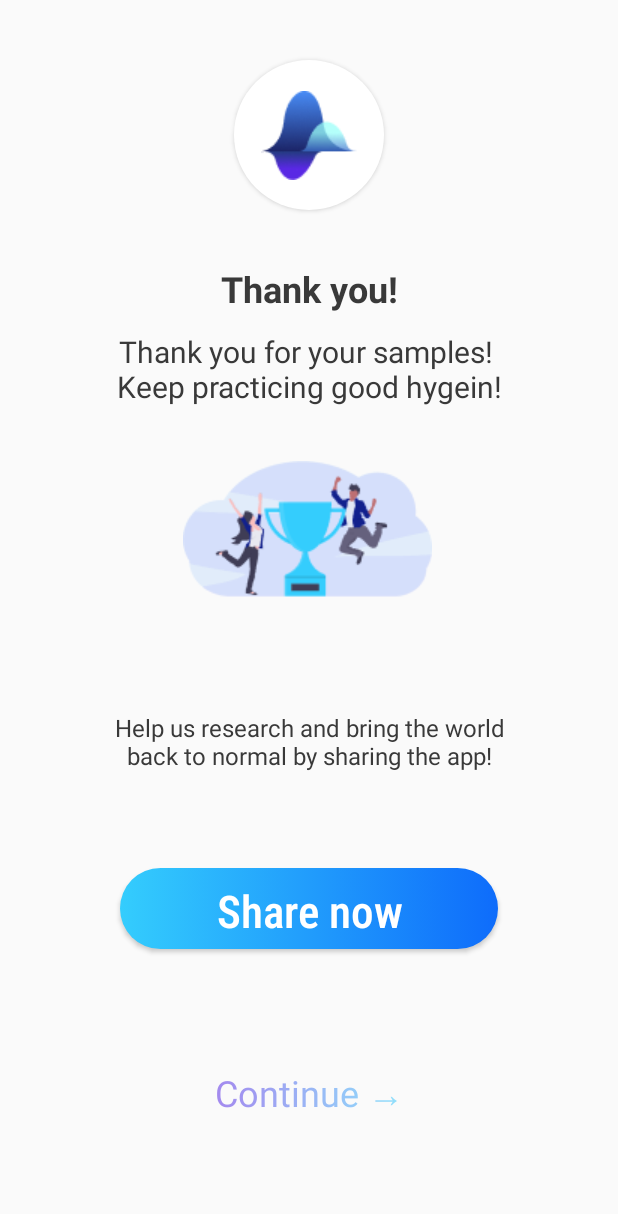
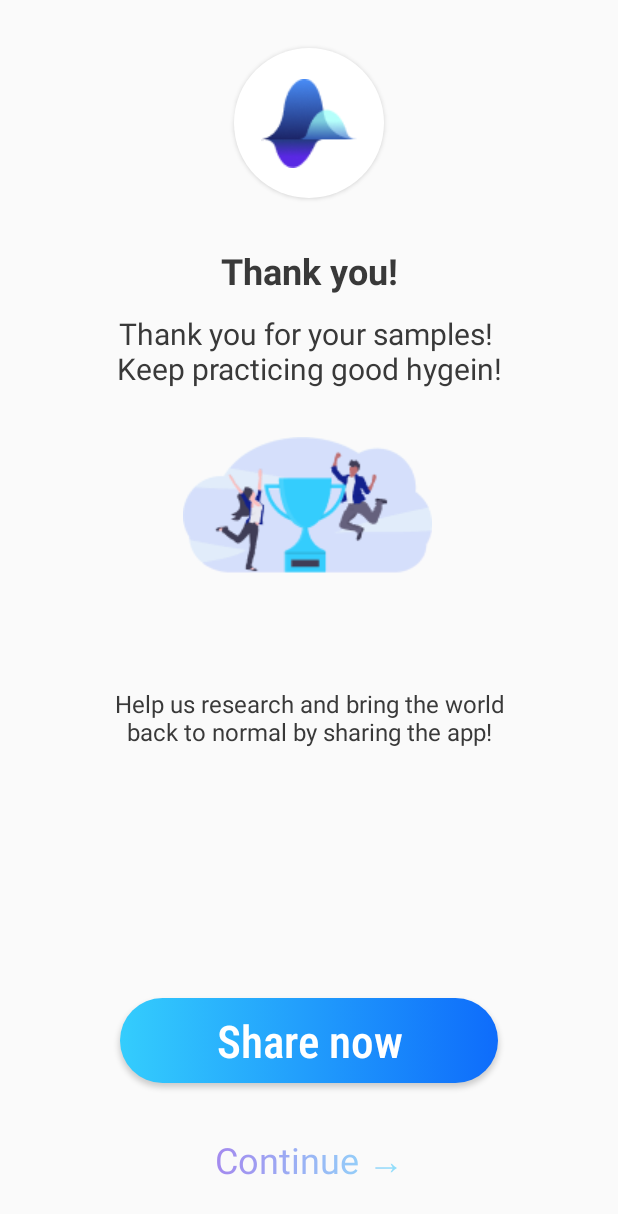
Before and after one commit to covid-diagnostics/covid-mobile-android, an Android app: the ResultFragment screen opened through its navigation route, on a phone screen of 412 x 824 dp. Shown: the top 1214 px of the screen. Run offline under Robolectric (Android 15) with nearby library versions, the phone set to English and light mode, and no system bars; our stand-ins replace Dagger/Hilt's generated code; libraries missing offline, so code that uses them is left out: com.afollestad.vvalidator, com.jakewharton.retrofit2, com.rakshakhegde.stepperindicator, io.sentry.android; plain views replace StepperIndicator; 2 statements that could not run were skipped.

Commit message:
almost done . just need to connect notification service at repoImpl.
+ check if it works

```diff
--- a/app/src/main/java/com/example/coronadiagnosticapp/data/di/AppComponent.kt
+++ b/app/src/main/java/com/example/coronadiagnosticapp/data/di/AppComponent.kt
@@ -8,6 +8,7 @@ import com.example.coronadiagnosticapp.ui.fragments.information.BackgroundDiseas
 import com.example.coronadiagnosticapp.ui.fragments.home.HomeFragment
 import com.example.coronadiagnosticapp.ui.fragments.information.InformationFragment
 import com.example.coronadiagnosticapp.ui.fragments.instruction.InstructionsFragment
+import com.example.coronadiagnosticapp.ui.fragments.notification.NotificationFragment
 import com.example.coronadiagnosticapp.ui.fragments.questions.QuestionFragment
 import com.example.coronadiagnosticapp.ui.fragments.questions.QuestionnaireFragment
 import com.example.coronadiagnosticapp.ui.fragments.recorder.RecorderFragment
@@ -43,6 +44,7 @@ interface AppComponent {
 //    fun <T> inject(injectable:T)
     fun inject(fragment: HomeFragment)
     fun inject(fragment: SplashFragment)
+    fun inject(fragment: NotificationFragment)
 
     @Component.Factory
     interface Factory {
--- a/app/src/main/java/com/example/coronadiagnosticapp/data/providers/SharedProvider.kt
+++ b/app/src/main/java/com/example/coronadiagnosticapp/data/providers/SharedProvider.kt
@@ -9,4 +9,6 @@ interface SharedProvider {
 
     fun getIsFirstTime(): Boolean
     fun setIsFirstTime(isFirstTime: Boolean)
+    fun didSetNotificationTime(): Boolean
+    fun setNotificationTime(didSet:Boolean)
 }
--- a/app/src/main/java/com/example/coronadiagnosticapp/data/providers/SharedProviderImpl.kt
+++ b/app/src/main/java/com/example/coronadiagnosticapp/data/providers/SharedProviderImpl.kt
@@ -3,18 +3,18 @@ package com.example.coronadiagnosticapp.data.providers
 import android.content.Context
 import javax.inject.Inject
 
-const val USER_TOKEN = "USER_TOKEN"
-const val USER_NAME = "USER_NAME"
-const val IS_FIRST_TIME = "IS_FIRST_TIME"
-
 class SharedProviderImpl @Inject constructor(context: Context) : SharedProvider,
     PreferenceProvider(context) {
 
+    companion object{
+        const val USER_TOKEN = "USER_TOKEN"
+        const val USER_NAME = "USER_NAME"
+        const val IS_FIRST_TIME = "IS_FIRST_TIME"
+        const val DID_SET_NOTIF_TIME = "DID_SET_NOTIF_TIME"
+    }
 
-    override fun getToken(): String? {
-        return preferences.getString(USER_TOKEN, null)
-
-    }
+    override fun getToken(): String? =
+        preferences.getString(USER_TOKEN, null)
 
     override fun setToken(token: String?) {
         with(preferences.edit()) {
@@ -34,14 +34,19 @@ class SharedProviderImpl @Inject constructor(context: Context) : SharedProvider,
         }
     }
 
-    override fun getIsFirstTime(): Boolean {
-        return preferences.getBoolean(IS_FIRST_TIME, true)
-    }
+    override fun getIsFirstTime() = getBool(IS_FIRST_TIME)
 
-    override fun setIsFirstTime(isFirstTime: Boolean) {
-        with(preferences.edit()) {
-            putBoolean(IS_FIRST_TIME, isFirstTime)
-            apply()
-        }
-    }
+    override fun setIsFirstTime(isFirstTime: Boolean) = putBool(IS_FIRST_TIME, isFirstTime)
+
+    override fun didSetNotificationTime() = getBool(DID_SET_NOTIF_TIME)
+
+    override fun setNotificationTime(didSet: Boolean) = putBool(DID_SET_NOTIF_TIME, didSet)
+
+    private fun putBool(key: String, flag: Boolean) =
+        preferences.edit()
+            .putBoolean(key, flag)
+            .apply()
+
+    private fun getBool(key: String, defValue: Boolean = false) =
+        preferences.getBoolean(key, defValue)
 }
--- a/app/src/main/java/com/example/coronadiagnosticapp/data/repository/Repository.kt
+++ b/app/src/main/java/com/example/coronadiagnosticapp/data/repository/Repository.kt
@@ -47,4 +47,6 @@ interface Repository {
     suspend fun getMeasurementCount(): Int
     suspend fun getSimpleQuestions(): List<Question>
     suspend fun saveSmokeStatus(smokingStatus: SmokingStatus)
+    fun didSetNotificationTime(): Boolean
+    fun setNotificationTime(hour:Int,minute:Int)
 }
--- a/app/src/main/java/com/example/coronadiagnosticapp/ui/activities/Reminder/AlarmNotificationReceiver.java
+++ b/app/src/main/java/com/example/coronadiagnosticapp/ui/activities/Reminder/AlarmNotificationReceiver.java
@@ -24,7 +24,7 @@ public class AlarmNotificationReceiver extends BroadcastReceiver {
     public static final String NOTIFICATION_CHANNEL_ID = "10001" ;
     public static final String NOTIFICATION_CHANNEL_NAME = "Daily measurements reminder";
 
-    private static final String TAG = "AlrmNotificationRcvr";
+    private static final String TAG = "AlarmNotificationReceiver";
 
     @Override
     public void onReceive(Context context, Intent intent) {
--- a/app/src/main/java/com/example/coronadiagnosticapp/ui/fragments/resultFragment/ResultViewModel.kt
+++ b/app/src/main/java/com/example/coronadiagnosticapp/ui/fragments/resultFragment/ResultViewModel.kt
@@ -5,4 +5,7 @@ import javax.inject.Inject
 
 class ResultViewModel @Inject constructor(val repository: Repository){
     suspend fun getMeasurementCount() = repository.getMeasurementCount()
+    fun didSetNotificationTime()=
+        repository.didSetNotificationTime()
+
 }
--- a/app/src/main/res/layout/result_fragment.xml
+++ b/app/src/main/res/layout/result_fragment.xml
@@ -10,7 +10,7 @@
         android:id="@+id/logo_img"
         android:layout_width="100dp"
         android:layout_height="100dp"
-        android:layout_marginTop="40dp"
+        android:layout_marginTop="32dp"
         android:background="@drawable/white_circle"
         android:elevation="2dp"
         android:scaleType="centerInside"
@@ -23,14 +23,15 @@
         android:id="@+id/button_finish"
         style="@style/customButton"
         android:layout_width="wrap_content"
-        android:layout_height="54dp"
+        android:layout_height="wrap_content"
         android:layout_marginTop="64dp"
         android:text="@string/share_now"
         android:textSize="30sp"
         android:textStyle="bold"
         app:layout_constraintEnd_toEndOf="parent"
         app:layout_constraintStart_toStartOf="parent"
-        app:layout_constraintTop_toBottomOf="@+id/textView_summaryText3" />
+        app:layout_constraintBottom_toBottomOf="parent"
+        app:layout_constraintTop_toBottomOf="@id/textView_summaryText3"/>
 
     <TextView
         android:id="@+id/textView_summaryText"
@@ -86,7 +87,7 @@
         android:id="@+id/textView2"
         android:layout_width="wrap_content"
         android:layout_height="wrap_content"
-        android:layout_marginTop="36dp"
+        android:layout_marginTop="32dp"
         android:text="@string/thank_you"
         android:textColor="#393939"
         android:textSize="24sp"
@@ -99,7 +100,7 @@
         android:id="@+id/imageView4"
         android:layout_width="wrap_content"
         android:layout_height="wrap_content"
-        android:layout_marginTop="36dp"
+        android:layout_marginTop="32dp"
         android:src="@drawable/victory_image"
         app:layout_constraintEnd_toEndOf="parent"
         app:layout_constraintHorizontal_bias="0.497"
@@ -112,6 +113,10 @@
         android:layout_height="wrap_content"
         android:text="@string/continue_arrow"
         android:textSize="24sp"
+        android:layout_marginBottom="16dp"
+        android:layout_marginTop="16dp"
+        android:layout_marginStart="16dp"
+        android:layout_marginEnd="16dp"
         app:layout_constraintBottom_toBottomOf="parent"
         app:layout_constraintEnd_toEndOf="parent"
         app:layout_constraintStart_toStartOf="parent"
--- a/app/src/main/res/navigation/nav_graph.xml
+++ b/app/src/main/res/navigation/nav_graph.xml
@@ -136,7 +136,14 @@
         android:id="@+id/resultFragment"
         android:name="com.example.coronadiagnosticapp.ui.fragments.resultFragment.ResultFragment"
         android:label="result_fragment"
-        tools:layout="@layout/result_fragment" />
+        tools:layout="@layout/result_fragment" >
+        <action
+            android:id="@+id/action_resultFragment_to_notificationFragment"
+            app:destination="@id/notificationFragment" />
+        <action
+            android:id="@+id/action_resultFragment_to_homeFragment"
+            app:destination="@id/homeFragment" />
+    </fragment>
     <fragment
         android:id="@+id/instructionsFragment"
         android:name="com.example.coronadiagnosticapp.ui.fragments.instruction.InstructionsFragment"
@@ -194,4 +201,13 @@
             android:id="@+id/action_splashFragment_to_homeFragment"
             app:destination="@id/homeFragment" />
     </fragment>
+    <fragment
+        android:id="@+id/notificationFragment"
+        android:name="com.example.coronadiagnosticapp.ui.fragments.notification.NotificationFragment"
+        android:label="fragment_notification"
+        tools:layout="@layout/fragment_notification" >
+        <action
+            android:id="@+id/action_notificationFragment_to_homeFragment"
+            app:destination="@id/homeFragment" />
+    </fragment>
 </navigation>
--- a/app/src/main/res/values/colors.xml
+++ b/app/src/main/res/values/colors.xml
@@ -8,4 +8,5 @@
     <color name="text_mid_color">#34CDFD</color>
     <color name="text_outer_color">#5928E4</color>
     <color name="color_btn_disabled">#443A64</color>
+    <color name="selected_time_color">#FF405A88</color>
 </resources>
```
Also changed, not shown: app/src/main/java/com/example/coronadiagnosticapp/data/repository/RepositoryImpl.kt (+8 -0 lines), app/src/main/java/com/example/coronadiagnosticapp/ui/activities/Reminder/RegisterNotificationService.java (+5 -6 lines), app/src/main/java/com/example/coronadiagnosticapp/ui/fragments/notification/NotificationFragment.kt (added, +60 -0 lines), app/src/main/java/com/example/coronadiagnosticapp/ui/fragments/notification/NotificationViewModel.kt (added, +11 -0 lines), app/src/main/java/com/example/coronadiagnosticapp/ui/fragments/resultFragment/ResultFragment.kt (+10 -0 lines), app/src/main/res/layout/fragment_notification.xml (added, +113 -0 lines), app/src/main/res/drawable/clocktor.png (added).
